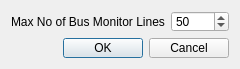
Qt form ui/settings.ui (KunYi/pymodslave) before a commit.
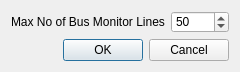
The same form after that commit. Icons and pictures are not drawn.

```diff
--- a/ui/settings.ui
+++ b/ui/settings.ui
@@ -7,7 +7,7 @@
     <x>0</x>
     <y>0</y>
     <width>240</width>
-    <height>69</height>
+    <height>72</height>
    </rect>
   </property>
   <property name="sizePolicy">
@@ -19,13 +19,13 @@
   <property name="minimumSize">
    <size>
     <width>240</width>
-    <height>20</height>
+    <height>72</height>
    </size>
   </property>
   <property name="maximumSize">
    <size>
     <width>240</width>
-    <height>69</height>
+    <height>96</height>
    </size>
   </property>
   <property name="windowTitle">
```
